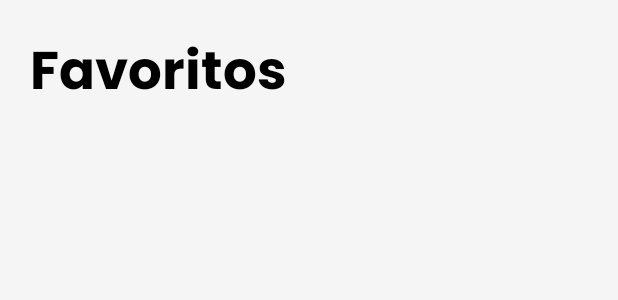
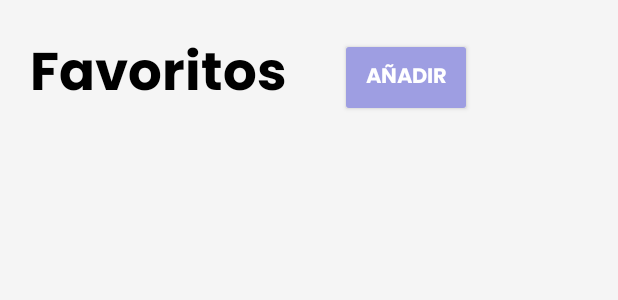
Before and after one commit to Keyla-Batzin/app, an Android app: the layout fragment_favoritos.xml on its own in the app's theme, with its tools: preview values and no code run, on a phone screen of 412 x 824 dp. Shown: the top 300 px of the screen. Run offline under Robolectric (Android 15) with nearby library versions, the phone set to English and light mode, and no system bars.

Commit message:
Botones style

```diff
--- a/app/src/main/res/layout/activity_login.xml
+++ b/app/src/main/res/layout/activity_login.xml
@@ -73,6 +73,7 @@
             <Button
                 android:id="@+id/btn_login"
                 android:text="@string/login"
+                style="@style/BotonInicio"
                 android:layout_width="100dp"
                 android:layout_height="40dp"
                 android:layout_marginTop="10dp"/>
--- a/app/src/main/res/layout/fragment_favoritos.xml
+++ b/app/src/main/res/layout/fragment_favoritos.xml
@@ -6,19 +6,47 @@
     tools:context=".FragmentFavoritos">
 
     <LinearLayout
+        xmlns:android="http://schemas.android.com/apk/res/android"
         android:layout_width="match_parent"
         android:layout_height="match_parent"
+        android:layout_marginStart="20dp"
         android:orientation="vertical">
-        <!-- TextView para el título -->
-        <TextView
-            android:id="@+id/searchText"
-            android:layout_width="wrap_content"
+
+        <!-- Contenedor horizontal para el texto y el botón -->
+        <LinearLayout
+            android:layout_width="match_parent"
             android:layout_height="wrap_content"
-            style="@style/Titulo"
-            android:text="Favoritos"
-            android:layout_marginStart="20dp"
-            android:layout_marginTop="20dp"/>
+            android:orientation="horizontal"
+            android:layout_marginTop="20dp"
+            android:gravity="center_vertical">
+
+            <!-- TextView para el título -->
+            <TextView
+                android:id="@+id/searchText"
+                android:layout_width="wrap_content"
+                android:layout_height="wrap_content"
+                style="@style/Titulo"
+                android:text="Favoritos" />
+
+            <!-- Espaciado entre el texto y el botón -->
+            <View
+                android:layout_width="30dp"
+                android:layout_height="0dp" />
+
+            <!-- Botón al lado del texto -->
+            <Button
+                android:id="@+id/addButton"
+                android:layout_width="wrap_content"
+                android:layout_height="wrap_content"
+                style="@style/BotonCuadrado"
+                android:text="Añadir" />
+        </LinearLayout>
+
         <!-- RecyclerView de Productos -->
+        <androidx.recyclerview.widget.RecyclerView
+            android:id="@+id/recyclerView"
+            android:layout_width="match_parent"
+            android:layout_height="wrap_content" />
     </LinearLayout>
 
 </FrameLayout>
--- a/app/src/main/res/values/themes.xml
+++ b/app/src/main/res/values/themes.xml
@@ -20,7 +20,7 @@
     <!-- Estilo personalizado para los botones -->
     <!-- Boton Oscuro -->
     <style name="Button" parent="Widget.Material3.Button">
-        <item name="backgroundTint">@color/purple_primary</item>
+        <item name="backgroundTint">@color/blue_light</item>
         <item name="android:textColor">@color/white</item>
         <item name="fontFamily">@font/poppins_blod</item>
         <item name="android:radius">12dp</item>
@@ -35,6 +35,24 @@
         <item name="android:textColor">@color/white</item>
         <item name="fontFamily">@font/poppins_blod</item>
         <item name="android:radius">12dp</item>
+    </style>
+
+    <!-- Boton Cuadrado Inicio(Login/Sing up) -->
+    <style name="BotonCuadrado" parent="Widget.AppCompat.Button">
+        <!-- Tamaño y forma -->
+        <item name="android:textColor">@android:color/white</item>
+        <item name="android:fontFamily">@font/poppins_blod</item>
+        <item name="android:padding">10dp</item>
+        <item name="android:layout_margin">5dp</item>
+    </style>
+
+    <style name="BotonInicio" parent="Widget.Material3.Button">
+        <!-- Tamaño y forma -->
+        <item name="backgroundTint">@color/purple_primary</item>
+        <item name="android:textColor">@android:color/white</item>
+        <item name="android:fontFamily">@font/poppins_blod</item>
+        <item name="android:padding">0dp</item>
+        <item name="android:layout_margin">5dp</item>
     </style>
 
     <style name="Theme.Bloom" parent="Base.Theme.Bloom" />
```
Also changed, not shown: app/src/main/res/drawable/custom_button_background.xml (added, +12 -0 lines).
